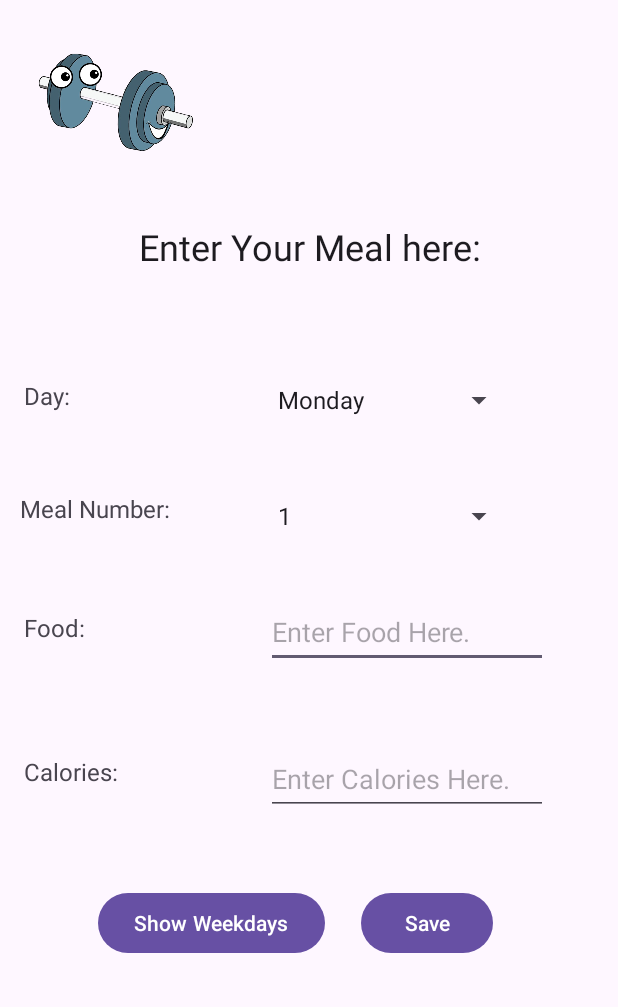
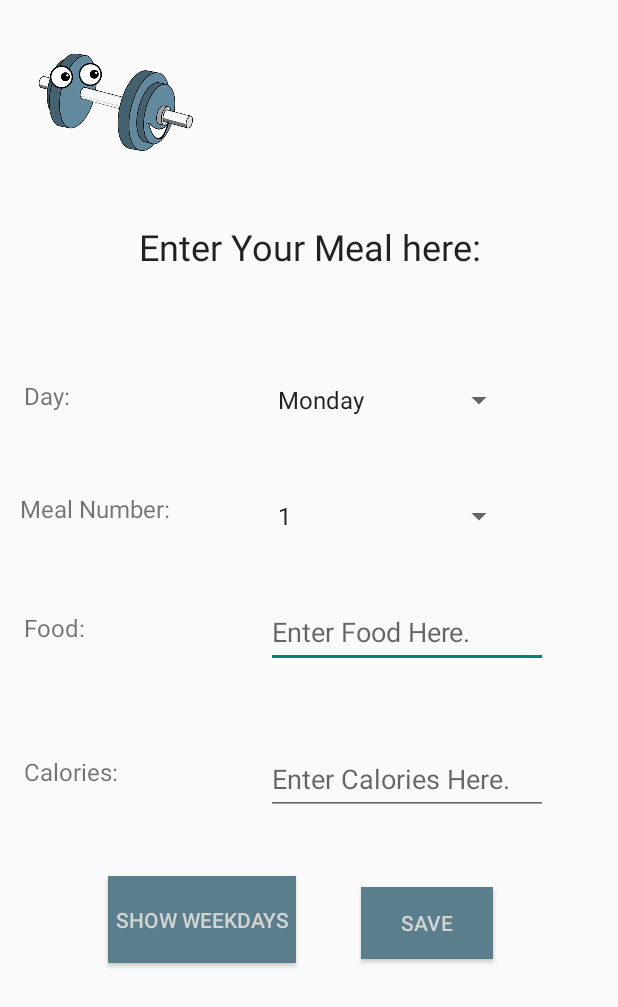
Before and after one commit to snohoho/cAIorie, an Android app: the MealInputActivity screen opened directly, with no data from a screen before it, on a phone screen of 412 x 824 dp. Shown: the top 1007 px of the screen. Run offline under Robolectric (Android 15) with nearby library versions, the phone set to English and light mode, and no system bars.

Commit message:
Jake's change to ui

```diff
--- a/app/src/main/res/layout/activity_home.xml
+++ b/app/src/main/res/layout/activity_home.xml
@@ -25,6 +25,8 @@
         android:id="@+id/buttonSendToAI"
         android:layout_width="125dp"
         android:layout_height="53dp"
+        android:textColor="@color/grey"
+        android:background="#5a7e8c"
         android:text="@string/sendQuestionsText"
         app:layout_constraintBottom_toBottomOf="parent"
         app:layout_constraintEnd_toEndOf="parent"
@@ -38,6 +40,8 @@
         android:layout_width="125dp"
         android:layout_height="53dp"
         android:text="@string/sampleQuestionsText"
+        android:textColor="@color/grey"
+        android:background="#5a7e8c"
         app:layout_constraintBottom_toBottomOf="parent"
         app:layout_constraintEnd_toEndOf="parent"
         app:layout_constraintHorizontal_bias="0.258"
--- a/app/src/main/res/layout/activity_mealinput.xml
+++ b/app/src/main/res/layout/activity_mealinput.xml
@@ -120,21 +120,26 @@
         android:id="@+id/buttonSave"
         android:layout_width="wrap_content"
         android:layout_height="wrap_content"
+        android:background="#5a7e8c"
+        android:onClick="onSaveButtonClicked"
         android:text="@string/mealInSaveText"
+        android:textColor="@color/grey"
         app:layout_constraintBottom_toBottomOf="parent"
         app:layout_constraintEnd_toEndOf="parent"
         app:layout_constraintHorizontal_bias="0.743"
         app:layout_constraintStart_toStartOf="parent"
         app:layout_constraintTop_toTopOf="parent"
-        app:layout_constraintVertical_bias="0.762"
-        android:onClick="onSaveButtonClicked" />
+        app:layout_constraintVertical_bias="0.762" />
 
     <Button
         android:id="@+id/buttonShowDays"
-        android:layout_width="wrap_content"
-        android:layout_height="wrap_content"
+        android:layout_width="125dp"
+        android:layout_height="58dp"
+        android:background="#5a7e8c"
         android:onClick="onShowDaysButtonClicked"
         android:text="@string/displayDaysActivityText"
+        android:textColor="@color/grey"
+
         app:layout_constraintBottom_toBottomOf="parent"
         app:layout_constraintEnd_toEndOf="parent"
         app:layout_constraintHorizontal_bias="0.25"
--- a/app/src/main/res/layout/activity_mealplan.xml
+++ b/app/src/main/res/layout/activity_mealplan.xml
@@ -37,6 +37,8 @@
         android:layout_width="190dp"
         android:layout_height="56dp"
         android:text="Save Plan"
+        android:textColor="@color/grey"
+        android:background="#5a7e8c"
         app:layout_constraintBottom_toBottomOf="parent"
         app:layout_constraintEnd_toEndOf="parent"
         app:layout_constraintHorizontal_bias="0.498"
@@ -49,6 +51,8 @@
         android:layout_width="190dp"
         android:layout_height="52dp"
         android:text="Generate New Plan"
+        android:textColor="@color/grey"
+        android:background="#5a7e8c"
         app:layout_constraintBottom_toBottomOf="parent"
         app:layout_constraintEnd_toEndOf="parent"
         app:layout_constraintHorizontal_bias="0.498"
--- a/app/src/main/res/layout/activity_popup.xml
+++ b/app/src/main/res/layout/activity_popup.xml
@@ -27,6 +27,8 @@
         android:layout_width="wrap_content"
         android:layout_height="wrap_content"
         android:text="Close"
+        android:textColor="@color/grey"
+        android:background="#5a7e8c"
         android:id="@+id/closePopupBtn"/>
 
 </LinearLayout>
--- a/app/src/main/res/layout/activity_profile.xml
+++ b/app/src/main/res/layout/activity_profile.xml
@@ -167,6 +167,8 @@
         android:id="@+id/buttonHome"
         android:layout_width="113dp"
         android:layout_height="76dp"
+        android:textColor="@color/grey"
+        android:background="#5a7e8c"
         android:text="@string/homeBtText"
         app:layout_constraintBottom_toBottomOf="parent"
         app:layout_constraintEnd_toEndOf="parent"
@@ -228,6 +230,8 @@
         android:layout_width="wrap_content"
         android:layout_height="wrap_content"
         android:text="@string/logoutText"
+        android:textColor="@color/grey"
+        android:background="#5a7e8c"
         app:layout_constraintBottom_toBottomOf="parent"
         app:layout_constraintEnd_toEndOf="parent"
         app:layout_constraintHorizontal_bias="0.805"
--- a/app/src/main/res/values/colors.xml
+++ b/app/src/main/res/values/colors.xml
@@ -3,4 +3,6 @@
     <color name="black">#FF000000</color>
     <color name="white">#FFFFFFFF</color>
     <color name="grey">#D3D3D3</color>
+    <color name="dummyGrey">#5a7e8c</color>
+
 </resources>
--- a/app/src/main/res/values/themes.xml
+++ b/app/src/main/res/values/themes.xml
@@ -1,6 +1,6 @@
 <resources xmlns:tools="http://schemas.android.com/tools">
     <!-- Base application theme. -->
-    <style name="Base.Theme.CAIorie" parent="Theme.Material3.DayNight.NoActionBar">
+    <style name="Base.Theme.CAIorie" parent="Theme.AppCompat.Light.NoActionBar">
         <!-- Customize your light theme here. -->
         <!-- <item name="colorPrimary">@color/my_light_primary</item> -->
     </style>
```
Also changed, not shown: app/src/main/res/layout/activity_days.xml (+8 -0 lines).
